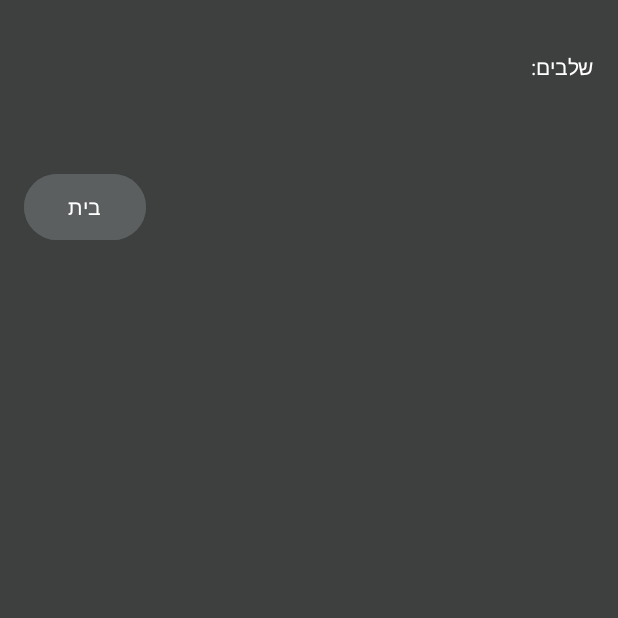
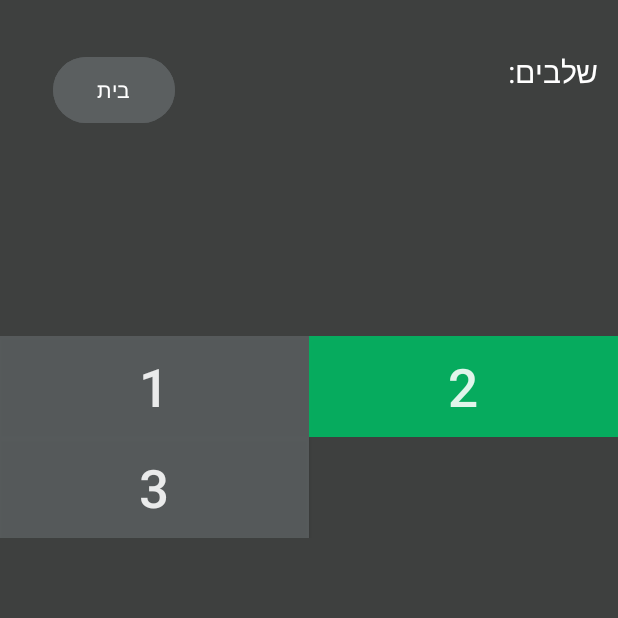
Before and after one commit to itayst1/chiro-plate, an Android app: the LevelsActivity screen opened directly, with no data from a screen before it, on a phone screen of 412 x 824 dp, the top half of it. Run offline under Robolectric (Android 15) with nearby library versions, the phone set to English and light mode, and no system bars; Roboto replaces fonts that are not available here.

Commit message:
added levels grid

```diff
--- a/plateApp/app/src/main/java/com/example/plateapp/GameActivity.java
+++ b/plateApp/app/src/main/java/com/example/plateapp/GameActivity.java
@@ -54,8 +54,10 @@ public class GameActivity extends AppCompatActivity {
         play = true;
         remainingIterations = Game.getInstance().getIterations();
 
-        timer.setText("⧖" + Game.getInstance().getTime());
-        iterations.setText(remainingIterations + "");
+        if(remainingIterations > 0)
+            iterations.setText(remainingIterations + "");
+        else
+            iterations.setText("∞");
 
         new Handler().postDelayed(new Runnable() {
             @Override
@@ -64,6 +66,7 @@ public class GameActivity extends AppCompatActivity {
             }
         }, 500);
         if(Game.getInstance().getTime() > 0) {
+            timer.setText("⧖" + Game.getInstance().getTime());
             new Handler().postDelayed(new Runnable() {
                 @Override
                 public void run() {
@@ -85,6 +88,8 @@ public class GameActivity extends AppCompatActivity {
                 }
             }, 2000);
         }
+        else
+            timer.setText("⧖∞");
     }
 
     public void startGame(){
@@ -107,7 +112,7 @@ public class GameActivity extends AppCompatActivity {
             colors.setImageResource(R.drawable.inactive);
             boolean scored = false;
             while(play){
-                if(remainingIterations <= 0){
+                if(remainingIterations == 0){
                     play = false;
                     iterations.setText("ניצחת!!");
                     colors.setImageResource(R.drawable.inactive);
--- a/plateApp/app/src/main/java/com/example/plateapp/LevelsActivity.java
+++ b/plateApp/app/src/main/java/com/example/plateapp/LevelsActivity.java
@@ -1,8 +1,16 @@
 package com.example.plateapp;
 
 import android.content.Intent;
+import android.hardware.biometrics.BiometricManager;
+import android.os.Build;
 import android.os.Bundle;
 import android.view.View;
+import android.view.ViewParent;
+import android.view.autofill.AutofillValue;
+import android.widget.Button;
+import android.widget.LinearLayout;
+import android.widget.TableLayout;
+import android.widget.TableRow;
 
 import androidx.activity.EdgeToEdge;
 import androidx.appcompat.app.AppCompatActivity;
@@ -10,7 +18,12 @@ import androidx.core.graphics.Insets;
 import androidx.core.view.ViewCompat;
 import androidx.core.view.WindowInsetsCompat;
 
+import java.util.HashMap;
+
 public class LevelsActivity extends AppCompatActivity {
+
+    private TableLayout levels;
+    private HashMap<Integer, String> levelsData;
 
     @Override
     protected void onCreate(Bundle savedInstanceState) {
@@ -22,9 +35,61 @@ public class LevelsActivity extends AppCompatActivity {
             v.setPadding(systemBars.left, systemBars.top, systemBars.right, systemBars.bottom);
             return insets;
         });
+
+        levels = findViewById(R.id.levels);
+
+        levelsData = new HashMap<>();
+
+        levelsData.put(1, "undone,30,10");
+        levelsData.put(2, "done,20,15");
+        levelsData.put(3, "undone,10,10");
+
+        initiateGrid();
     }
 
     public void onHomeClick(View view){
         startActivity(new Intent(LevelsActivity.this, HomeActivity.class));
     }
+
+    public void onLevelClick(View view){
+        Button temp = (Button) view;
+        String[] data = levelsData.get(Integer.parseInt((String) temp.getText())).split(",");
+        Game.getInstance().setTime(Integer.parseInt(data[1]));
+        Game.getInstance().setIterations(Integer.parseInt(data[2]));
+        startActivity(new Intent(LevelsActivity.this, GameActivity.class));
+    }
+
+    public void initiateGrid(){
+        TableRow row = new TableRow(this);
+        int numOfViews = 0;
+        for(int i = 1; i <= levelsData.size(); i++){
+            if(numOfViews == 2){
+                numOfViews = 0;
+                levels.addView(row);
+                row = new TableRow(this);
+            }
+            row.addView(createDeviceButton(i + ""));
+            numOfViews++;
+        }
+        levels.addView(row);
+    }
+
+    public Button createDeviceButton(String name){
+        Button levelButton = new Button(LevelsActivity.this);
+        if (Build.VERSION.SDK_INT >= Build.VERSION_CODES.R) {
+            levelButton.setWidth(this.getWindow().getWindowManager().getCurrentWindowMetrics().getBounds().width()/2);
+        }
+        levelButton.setAllCaps(false);
+        levelButton.setText(name);
+        levelButton.setTextSize(35);
+        levelButton.setTextAlignment(View.TEXT_ALIGNMENT_CENTER);
+        levelButton.setBackgroundColor(0xE05b5f60);
+        levelButton.setTextColor(0xE0FFFFFF);
+        levelButton.setOnClickListener(this::onLevelClick);
+
+        if(levelsData.get(Integer.parseInt(name)).split(",")[0].equals("done")){
+            levelButton.setBackgroundColor(0xE000bc65);
+        }
+        return levelButton;
+    }
 }
--- a/plateApp/app/src/main/res/layout/activity_levels.xml
+++ b/plateApp/app/src/main/res/layout/activity_levels.xml
@@ -12,7 +12,6 @@
         android:id="@+id/default_level"
         android:layout_width="81dp"
         android:layout_height="52dp"
-        android:layout_marginBottom="660dp"
         android:backgroundTint="#5B5F60"
         android:onClick="onHomeClick"
         android:shadowColor="#00BC65"
@@ -24,18 +23,19 @@
         android:textStyle="normal"
         app:layout_constraintBottom_toBottomOf="parent"
         app:layout_constraintEnd_toEndOf="parent"
-        app:layout_constraintHorizontal_bias="0.048"
+        app:layout_constraintHorizontal_bias="0.106"
         app:layout_constraintStart_toStartOf="parent"
-        app:layout_constraintTop_toBottomOf="@+id/user_code"
-        app:layout_constraintVertical_bias="0.034"
+        app:layout_constraintTop_toTopOf="parent"
+        app:layout_constraintVertical_bias="0.044"
         app:strokeColor="#00BC65" />
 
     <TextView
         android:id="@+id/textView"
-        android:layout_width="54dp"
-        android:layout_height="25dp"
+        android:layout_width="84dp"
+        android:layout_height="27dp"
         android:text="שלבים:"
         android:textColor="#FFFFFF"
+        android:textSize="20sp"
         app:layout_constraintBottom_toBottomOf="parent"
         app:layout_constraintEnd_toEndOf="parent"
         app:layout_constraintHorizontal_bias="0.937"
@@ -43,4 +43,32 @@
         app:layout_constraintTop_toTopOf="parent"
         app:layout_constraintVertical_bias="0.043" />
 
+    <ScrollView
+        android:id="@+id/LevelsScroll"
+        android:layout_width="0dp"
+        android:layout_height="600dp"
+        android:layout_weight="1"
+        android:scrollbars="none"
+        app:layout_constraintBottom_toBottomOf="parent"
+        app:layout_constraintEnd_toEndOf="parent"
+        app:layout_constraintHorizontal_bias="0.4"
+        app:layout_constraintStart_toStartOf="parent"
+        app:layout_constraintTop_toTopOf="parent"
+        app:layout_constraintVertical_bias="1.0"
+        tools:ignore="SpeakableTextPresentCheck">
+
+        <TableLayout
+            android:id="@+id/levels"
+            android:layout_width="match_parent"
+            android:layout_height="match_parent"
+            android:isScrollContainer="true"
+            android:nestedScrollingEnabled="true"
+            android:orientation="horizontal"
+            android:overScrollMode="ifContentScrolls"
+            android:stretchColumns="0,1"
+            app:layout_constraintBottom_toBottomOf="@+id/LevelsScroll"
+            app:layout_constraintEnd_toEndOf="@+id/LevelsScroll"
+            app:layout_constraintStart_toStartOf="@+id/LevelsScroll" />
+    </ScrollView>
+
 </androidx.constraintlayout.widget.ConstraintLayout>
--- a/plateApp/app/src/main/res/layout/activity_main.xml
+++ b/plateApp/app/src/main/res/layout/activity_main.xml
@@ -44,10 +44,11 @@
 
     <ScrollView
         android:id="@+id/scroll"
-        android:layout_width="409dp"
-        android:layout_height="592dp"
+        android:layout_width="0dp"
+        android:layout_height="580dp"
         android:layout_weight="1"
         android:scrollbars="none"
+        android:visibility="visible"
         app:layout_constraintBottom_toBottomOf="parent"
         app:layout_constraintEnd_toEndOf="parent"
         app:layout_constraintStart_toStartOf="parent"
@@ -57,11 +58,13 @@
 
         <TableLayout
             android:id="@+id/items"
-            android:layout_width="409dp"
-            android:layout_height="592dp"
+            android:layout_width="match_parent"
+            android:layout_height="match_parent"
             android:isScrollContainer="true"
             android:nestedScrollingEnabled="true"
+            android:orientation="horizontal"
             android:overScrollMode="ifContentScrolls"
+            android:visibility="visible"
             app:layout_constraintBottom_toBottomOf="@+id/scroll"
             app:layout_constraintEnd_toEndOf="@+id/scroll"
             app:layout_constraintStart_toStartOf="@+id/scroll" />
```
